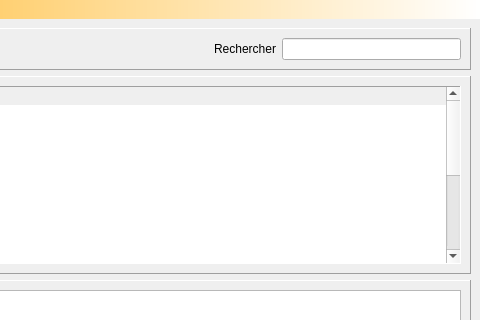
CrystalGlo/RSS_Feeder, file main_app/GUI/main_gui.ui: the form before one commit; both pictures show x 394 to 874 and y 0 to 320 of the 874 by 487 pixel window.
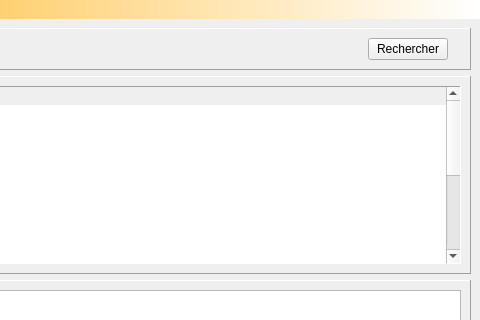
The form after the commit. Icons and pictures are not drawn.

Diff of the .ui file:
```diff
--- a/main_app/GUI/main_gui.ui
+++ b/main_app/GUI/main_gui.ui
@@ -108,16 +108,16 @@
           </spacer>
          </item>
          <item>
-          <widget class="QLabel" name="label">
+          <widget class="QPushButton" name="btn_search">
            <property name="text">
             <string>Rechercher</string>
            </property>
           </widget>
          </item>
          <item>
-          <widget class="QLineEdit" name="lineEdit_search">
-           <property name="styleSheet">
-            <string notr="true">selection-background-color: rgb(255, 170, 0);</string>
+          <widget class="QLabel" name="label">
+           <property name="text">
+            <string/>
            </property>
           </widget>
          </item>
```
Left out of the diff: 4 changed lines with no effect on the pictures.
